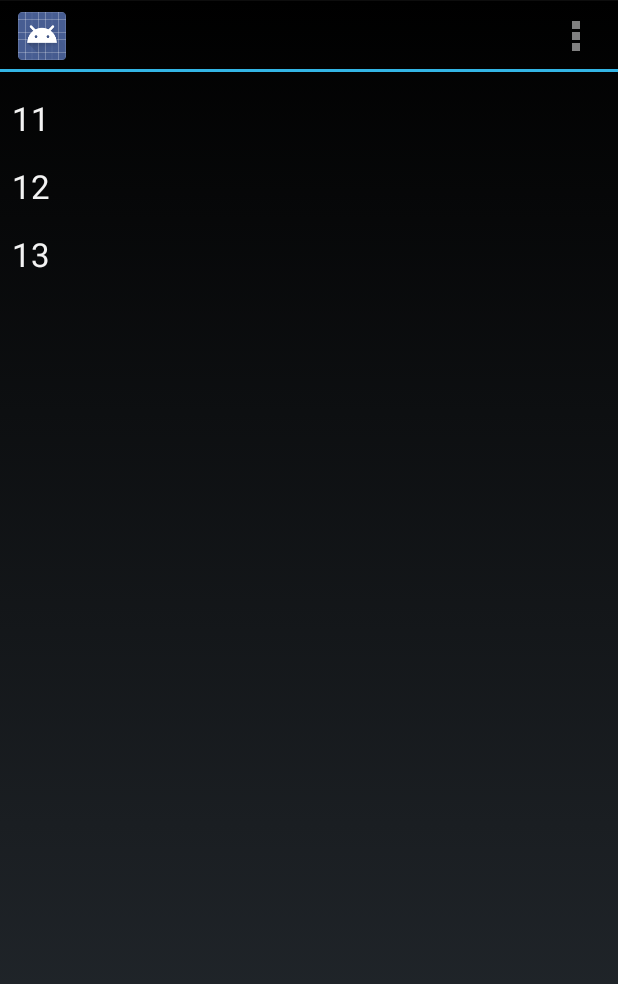
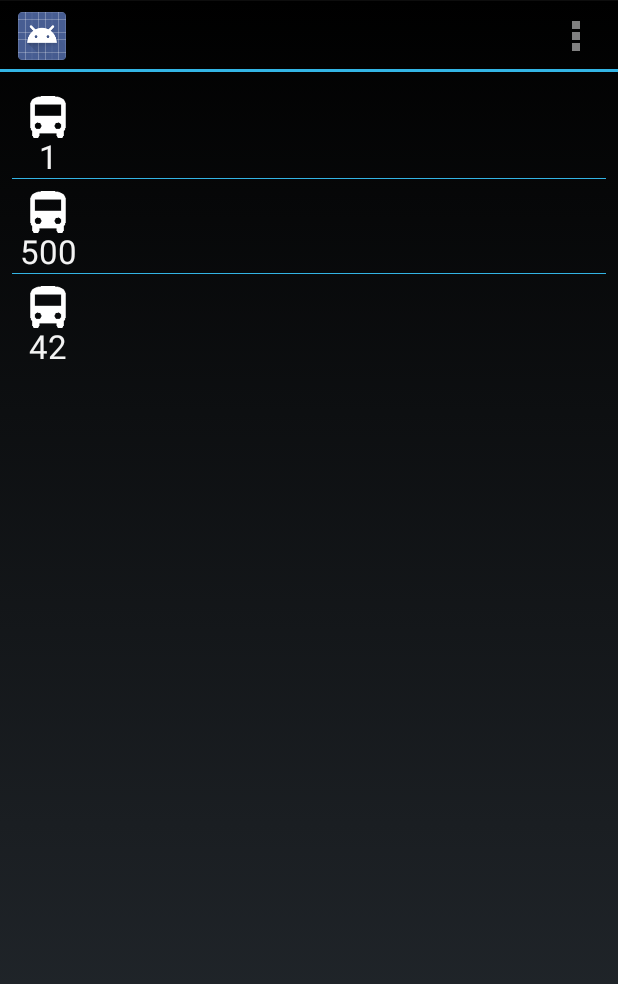
Before and after one commit to tantecky/android, an Android app: the screen it shows after launch (MainActivity), on a phone screen of 412 x 824 dp. Shown: the top 984 px of the screen. Run offline under Robolectric (Android 15) with nearby library versions, the phone set to English and light mode, and no system bars.

Commit message:
icons added

```diff
--- a/OfflineDPP/app/src/main/java/com/tantecky/offlinedpp/LinesFragment.java
+++ b/OfflineDPP/app/src/main/java/com/tantecky/offlinedpp/LinesFragment.java
@@ -5,6 +5,8 @@ import android.os.Bundle;
 import android.view.LayoutInflater;
 import android.view.View;
 import android.view.ViewGroup;
+
+import com.tantecky.offlinedpp.model.LinesRoster;
 
 public class LinesFragment extends ListFragment {
     public LinesFragment()
@@ -15,6 +17,7 @@ public class LinesFragment extends ListFragment {
     @Override
     public void onCreate(Bundle savedInstanceState) {
         super.onCreate(savedInstanceState);
+        LinesRoster.getInstance().load();
         setListAdapter(new LinesRosterAdapter(getActivity()));
     }
 
--- a/OfflineDPP/app/src/main/java/com/tantecky/offlinedpp/LinesRosterAdapter.java
+++ b/OfflineDPP/app/src/main/java/com/tantecky/offlinedpp/LinesRosterAdapter.java
@@ -14,6 +14,12 @@ import com.tantecky.offlinedpp.model.LinesRoster;
 public class LinesRosterAdapter extends BaseAdapter {
     private LayoutInflater mInflater;
     private LinesRoster mRoster;
+
+    public LinesRosterAdapter(Context context) {
+        mInflater = (LayoutInflater) context
+                .getSystemService(Activity.LAYOUT_INFLATER_SERVICE);
+        mRoster = LinesRoster.getInstance();
+    }
 
     @Override
     public int getCount() {
@@ -40,11 +46,4 @@ public class LinesRosterAdapter extends BaseAdapter {
 
         return view;
     }
-
-    public LinesRosterAdapter(Context context) {
-        mInflater = (LayoutInflater) context
-                .getSystemService(Activity.LAYOUT_INFLATER_SERVICE);
-        mRoster = LinesRoster.getInstance();
-
-    }
 }
--- a/OfflineDPP/app/src/main/java/com/tantecky/offlinedpp/model/LinesRoster.java
+++ b/OfflineDPP/app/src/main/java/com/tantecky/offlinedpp/model/LinesRoster.java
@@ -11,9 +11,6 @@ public final class LinesRoster implements Iterable<Line> {
     public static LinesRoster getInstance() {
         if (sRoster == null) {
             sRoster = new LinesRoster();
-            sRoster.add(new Line(11, "Muzeum", "Letnany"));
-            sRoster.add(new Line(12, "Muzeum", "Letnany"));
-            sRoster.add(new Line(13, "Muzeum", "Letnany"));
         }
 
         return sRoster;
@@ -45,8 +42,14 @@ public final class LinesRoster implements Iterable<Line> {
 
     /**
      * just for JUint!!!
-      */
+     */
     public LinesRoster() {
+    }
+
+    public void load() {
+        sRoster.add(new Line(1, "Muzeum", "Letnany"));
+        sRoster.add(new Line(500, "Muzeum", "Letnany"));
+        sRoster.add(new Line(42, "Muzeum", "Letnany"));
     }
 
     public boolean contains(Line newLine) {
--- a/OfflineDPP/app/src/main/res/layout/fragment_lines.xml
+++ b/OfflineDPP/app/src/main/res/layout/fragment_lines.xml
@@ -7,10 +7,9 @@
     <ListView
         android:id="@android:id/list"
         android:layout_width="match_parent"
-        android:layout_height="wrap_content"
-        android:divider="@null"
-        android:dividerHeight="0dp">
-
+        android:divider="@color/divider_color"
+        android:dividerHeight="@dimen/divider_height"
+        android:layout_height="wrap_content">
     </ListView>
 
 </FrameLayout>
--- a/OfflineDPP/app/src/main/res/layout/listitem_line.xml
+++ b/OfflineDPP/app/src/main/res/layout/listitem_line.xml
@@ -1,16 +1,25 @@
 <?xml version="1.0" encoding="utf-8"?>
 <RelativeLayout xmlns:android="http://schemas.android.com/apk/res/android"
-    android:layout_width="match_parent" android:layout_height="wrap_content">
+    android:layout_width="match_parent"
+    android:layout_height="wrap_content">
 
     <TextView
-        android:layout_width="fill_parent"
+        android:id="@+id/line_number"
+        android:layout_width="48dp"
         android:layout_height="wrap_content"
-        android:textAppearance="?android:attr/textAppearanceLarge"
-        android:text="140"
-        android:id="@+id/line_number"
         android:layout_alignParentTop="true"
+        android:layout_marginTop="33dp"
+        android:gravity="center"
+        android:text="55"
+        android:textAppearance="?android:attr/textAppearanceLarge" />
+
+    <ImageView
+        android:id="@+id/line_icon"
+        android:layout_width="28dp"
+        android:layout_height="28dp"
         android:layout_alignParentLeft="true"
-        android:layout_alignParentStart="true"
+        android:layout_alignParentTop="true"
+        android:layout_marginLeft="10dp"
         android:layout_marginTop="8dp"
-        android:layout_marginBottom="8dp" />
+        android:src="@drawable/bus_w" />
 </RelativeLayout>
--- /dev/null
+++ b/OfflineDPP/app/src/main/res/values/colors.xml
@@ -0,0 +1,4 @@
+<?xml version="1.0" encoding="utf-8"?>
+<resources>
+    <color name="divider_color">#ff33b4e4</color>
+</resources>
--- a/OfflineDPP/app/src/main/res/values/dimens.xml
+++ b/OfflineDPP/app/src/main/res/values/dimens.xml
@@ -2,4 +2,5 @@
     <!-- Default screen margins, per the Android Design guidelines. -->
     <dimen name="activity_horizontal_margin">8dp</dimen>
     <dimen name="activity_vertical_margin">8dp</dimen>
+    <dimen name="divider_height">0.5dp</dimen>
 </resources>
```
Also changed, not shown: OfflineDPP/app/src/main/res/drawable/bus_w.png (added), OfflineDPP/app/src/main/res/drawable/metro_w.png (added), OfflineDPP/app/src/main/res/drawable/tram_w.png (added).
